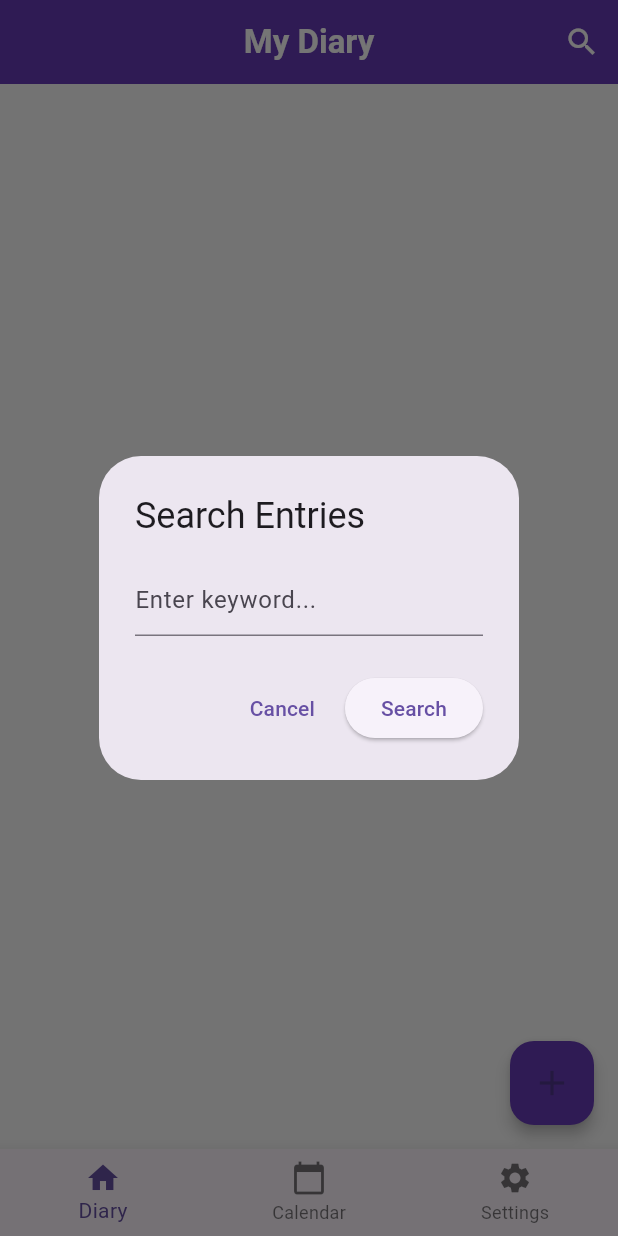
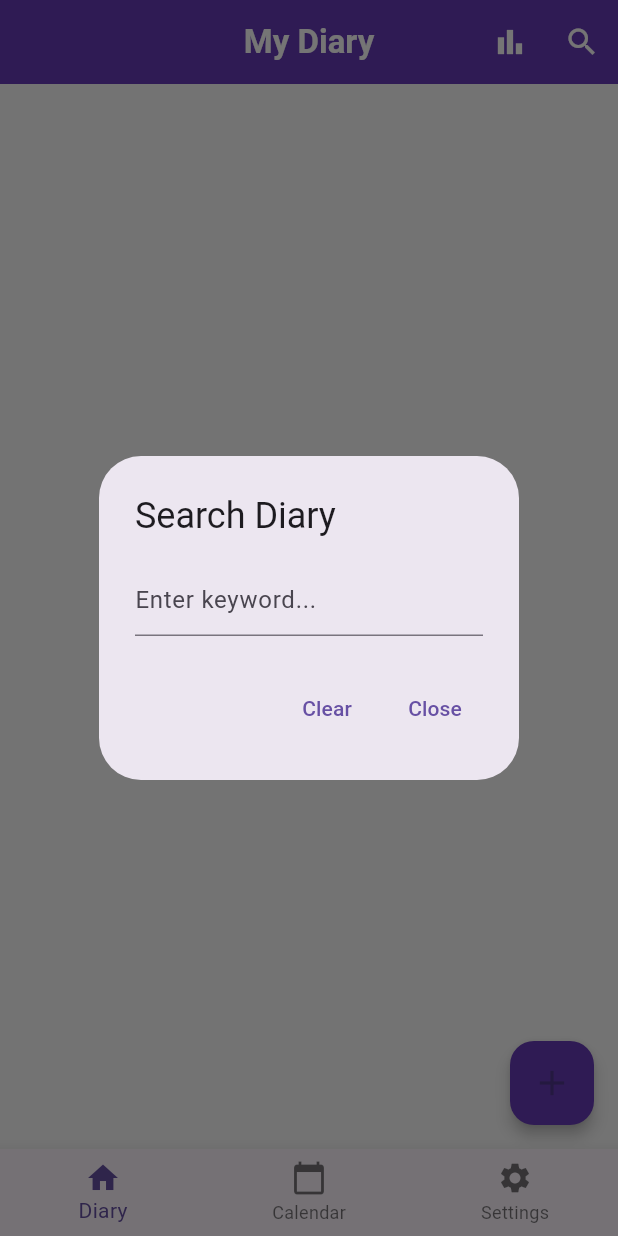
Before and after one commit to Iqmal312/mydiary, a Flutter app: the screen it shows after launch, after a tap on the "search" icon, on a phone screen of 412 x 824 dp. Run offline on Flutter 3.47's test engine with Material 3 defaults, Android fonts, the phone set to English and light mode, and no system bars; our stand-ins replace fl_chart, flutter_local_notifications, flutter_native_timezone, shared_preferences, sqflite, table_calendar and 1 more; accounts and stored records are empty.

Commit message:
notification and search function

```diff
--- a/lib/diary_list.dart
+++ b/lib/diary_list.dart
@@ -2,6 +2,7 @@ import 'package:flutter/material.dart';
 import 'add_entry_screen.dart';
 import 'diary_entry.dart';
 import 'database_helper.dart';
+import 'package:intl/intl.dart';
 
 class DiaryListScreen extends StatefulWidget {
   const DiaryListScreen({super.key});
@@ -14,6 +15,9 @@ class _DiaryListScreenState extends State<DiaryListScreen> {
   final DatabaseHelper _dbHelper = DatabaseHelper();
   late Future<List<DiaryEntry>> _entriesFuture;
 
+  String _searchQuery = '';
+  TextEditingController _searchController = TextEditingController();
+
   @override
   void initState() {
     super.initState();
@@ -22,7 +26,11 @@ class _DiaryListScreenState extends State<DiaryListScreen> {
 
   void _loadEntries() {
     setState(() {
+      if (_searchQuery.isEmpty) {
         _entriesFuture = _dbHelper.getAllEntries();
+      } else {
+        _entriesFuture = _dbHelper.searchEntries(_searchQuery);
+      }
     });
   }
 
@@ -32,6 +40,12 @@ class _DiaryListScreenState extends State<DiaryListScreen> {
       appBar: AppBar(
         title: const Text('My Diary'),
         actions: [
+          IconButton(
+            icon: const Icon(Icons.bar_chart),
+            onPressed: () {
+              Navigator.pushNamed(context, '/moodStats');
+            },
+          ),
           IconButton(
             icon: const Icon(Icons.search),
             onPressed: () => _showSearchDialog(context),
@@ -46,7 +60,7 @@ class _DiaryListScreenState extends State<DiaryListScreen> {
           }
 
           if (snapshot.hasError) {
-            return Center(child: Text('Error: ${snapshot.error}'));
+            return Center(child: Text('Error: \${snapshot.error}'));
           }
 
           final entries = snapshot.data ?? [];
@@ -105,7 +119,6 @@ class _DiaryListScreenState extends State<DiaryListScreen> {
 
   Widget _buildEntryCard(DiaryEntry entry) {
     return Card(
-      margin: const EdgeInsets.symmetric(horizontal: 12, vertical: 6),
       child: InkWell(
         borderRadius: BorderRadius.circular(12),
         onTap: () => _navigateToEditEntry(context, entry),
@@ -117,17 +130,13 @@ class _DiaryListScreenState extends State<DiaryListScreen> {
               Row(
                 mainAxisAlignment: MainAxisAlignment.spaceBetween,
                 children: [
-                  Expanded(
-                    child: Text(
+                  Text(
                     entry.title,
                     style: const TextStyle(
                       fontSize: 18,
                       fontWeight: FontWeight.bold,
                     ),
-                      overflow: TextOverflow.ellipsis,
                   ),
-                  ),
-                  const SizedBox(width: 8),
                   Text(
                     _formatDate(entry.date),
                     style: TextStyle(
@@ -173,7 +182,7 @@ class _DiaryListScreenState extends State<DiaryListScreen> {
   }
 
   String _formatDate(DateTime date) {
-    return '${date.day}/${date.month}/${date.year}';
+  return DateFormat('EEEE, dd MMMM yyyy • hh:mm a').format(date);
 }
 
   IconData _getMoodIcon(String mood) {
@@ -234,31 +243,38 @@ class _DiaryListScreenState extends State<DiaryListScreen> {
   }
 
   void _showSearchDialog(BuildContext context) {
-    TextEditingController _searchController = TextEditingController();
-
     showDialog(
       context: context,
       builder: (context) {
         return AlertDialog(
-          title: const Text('Search Entries'),
+          title: const Text('Search Diary'),
           content: TextField(
             controller: _searchController,
-            decoration: const InputDecoration(hintText: 'Enter keyword...'),
+            decoration: const InputDecoration(
+              hintText: 'Enter keyword...',
+            ),
+            onChanged: (value) {
+              setState(() {
+                _searchQuery = value.trim();
+                _loadEntries();
+              });
+            },
           ),
           actions: [
             TextButton(
-              child: const Text('Cancel'),
-              onPressed: () => Navigator.of(context).pop(),
-            ),
-            ElevatedButton(
-              child: const Text('Search'),
-              onPressed: () async {
-                final results = await _dbHelper.searchEntries(_searchController.text);
+              onPressed: () {
                 setState(() {
-                  _entriesFuture = Future.value(results);
+                  _searchQuery = '';
+                  _searchController.clear();
+                  _loadEntries();
                 });
                 Navigator.of(context).pop();
               },
+              child: const Text('Clear'),
+            ),
+            TextButton(
+              onPressed: () => Navigator.of(context).pop(),
+              child: const Text('Close'),
             ),
           ],
         );
--- a/lib/main.dart
+++ b/lib/main.dart
@@ -1,7 +1,10 @@
 import 'package:flutter/material.dart';
 import 'main_navigation.dart';
+import 'notification_service.dart'; // NEW
 
-void main() {
+void main() async {
+  WidgetsFlutterBinding.ensureInitialized();
+  await NotificationService().init(); // ← Initialize here
   runApp(const MyDiaryApp());
 }
 
--- a/lib/main_navigation.dart
+++ b/lib/main_navigation.dart
@@ -2,6 +2,8 @@ import 'package:flutter/material.dart';
 import 'diary_list.dart';
 import 'calendar_view.dart';
 import 'settings_screen.dart';
+import 'notification_service.dart';
+
 
 class MainNavigation extends StatefulWidget {
   const MainNavigation({super.key});
@@ -18,6 +20,22 @@ class _MainNavigationState extends State<MainNavigation> {
     const CalendarView(),
     const SettingsScreen(),
   ];
+
+  @override
+  void initState() {
+    super.initState();
+    _scheduleDailyNotification(); // Schedule notification
+  }
+
+  void _scheduleDailyNotification() async {
+    await NotificationService().scheduleDailyNotification(
+      id: 1,
+      title: 'How are you feeling today?',
+      body: 'Don’t forget to log your mood in your diary! 😊',
+      hour: 20, // 8 PM
+      minute: 0,
+    );
+  }
 
   @override
   Widget build(BuildContext context) {
--- /dev/null
+++ b/lib/notification_service.dart
@@ -0,0 +1,65 @@
+import 'package:flutter_local_notifications/flutter_local_notifications.dart';
+import 'package:timezone/data/latest.dart' as tz;
+import 'package:timezone/timezone.dart' as tz;
+
+class NotificationService {
+  static final NotificationService _instance = NotificationService._internal();
+
+  factory NotificationService() => _instance;
+
+  final FlutterLocalNotificationsPlugin _flutterLocalNotificationsPlugin =
+      FlutterLocalNotificationsPlugin();
+
+  NotificationService._internal();
+
+  Future<void> init() async {
+    tz.initializeTimeZones(); // Needed for zonedSchedule
+
+    const AndroidInitializationSettings androidSettings =
+        AndroidInitializationSettings('@mipmap/ic_launcher');
+
+    const InitializationSettings initSettings = InitializationSettings(
+      android: androidSettings,
+    );
+
+    await _flutterLocalNotificationsPlugin.initialize(initSettings);
+  }
+
+  Future<void> scheduleDailyNotification({
+    required int id,
+    required String title,
+    required String body,
+    required int hour,
+    required int minute,
+  }) async {
+    await _flutterLocalNotificationsPlugin.zonedSchedule(
+      id,
+      title,
+      body,
+      _nextInstanceOfTime(hour, minute),
+      const NotificationDetails(
+        android: AndroidNotificationDetails(
+          'daily_mood_channel',
+          'Daily Mood Reminder',
+          channelDescription: 'Reminder to log mood daily',
+          importance: Importance.high,
+          priority: Priority.high,
+        ),
+      ),
+      androidAllowWhileIdle: true,
+      uiLocalNotificationDateInterpretation:
+          UILocalNotificationDateInterpretation.wallClockTime,
+      matchDateTimeComponents: DateTimeComponents.time,
+    );
+  }
+
+  tz.TZDateTime _nextInstanceOfTime(int hour, int minute) {
+    final tz.TZDateTime now = tz.TZDateTime.now(tz.local);
+    tz.TZDateTime scheduledDate =
+        tz.TZDateTime(tz.local, now.year, now.month, now.day, hour, minute);
+    if (scheduledDate.isBefore(now)) {
+      scheduledDate = scheduledDate.add(const Duration(days: 1));
+    }
+    return scheduledDate;
+  }
+}
--- a/pubspec.yaml
+++ b/pubspec.yaml
@@ -17,6 +17,9 @@ dependencies:
   path_provider: ^2.1.1
   path_provider_windows: ^2.1.0 # Windows
   fl_chart: ^0.63.0
+  flutter_local_notifications: ^17.0.0
+  timezone: ^0.9.2
+  flutter_native_timezone: ^2.0.0
 
 dev_dependencies:
   flutter_test:
```
Also changed, not shown: lib/mood_analytics_screen.dart (added, +82 -0 lines), lib/timezone_helper.dart (added, +21 -0 lines), pubspec.lock, 3 other files. Lines whose indentation alone changed are shown as unchanged.
